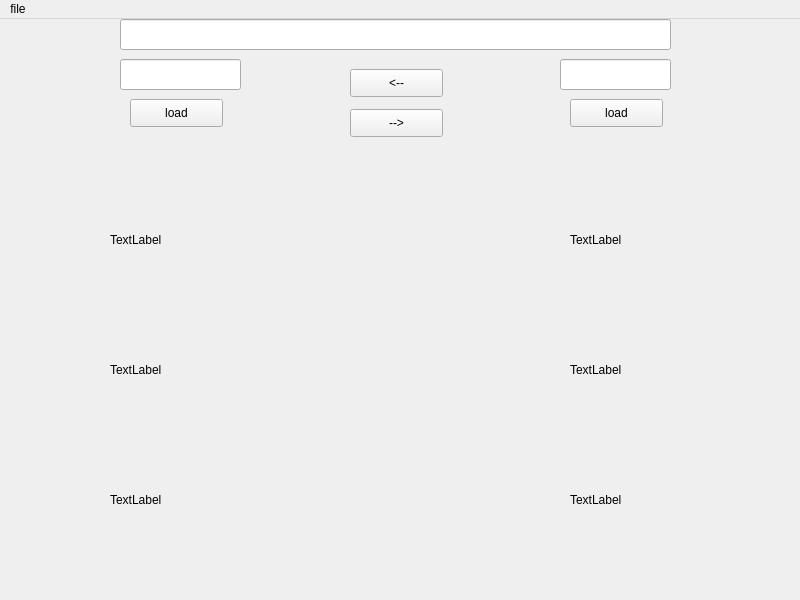
The window that GUI/cluster_v1/mainwindow.ui (834441353/pythonProject) describes before a commit, drawn with Qt 5.
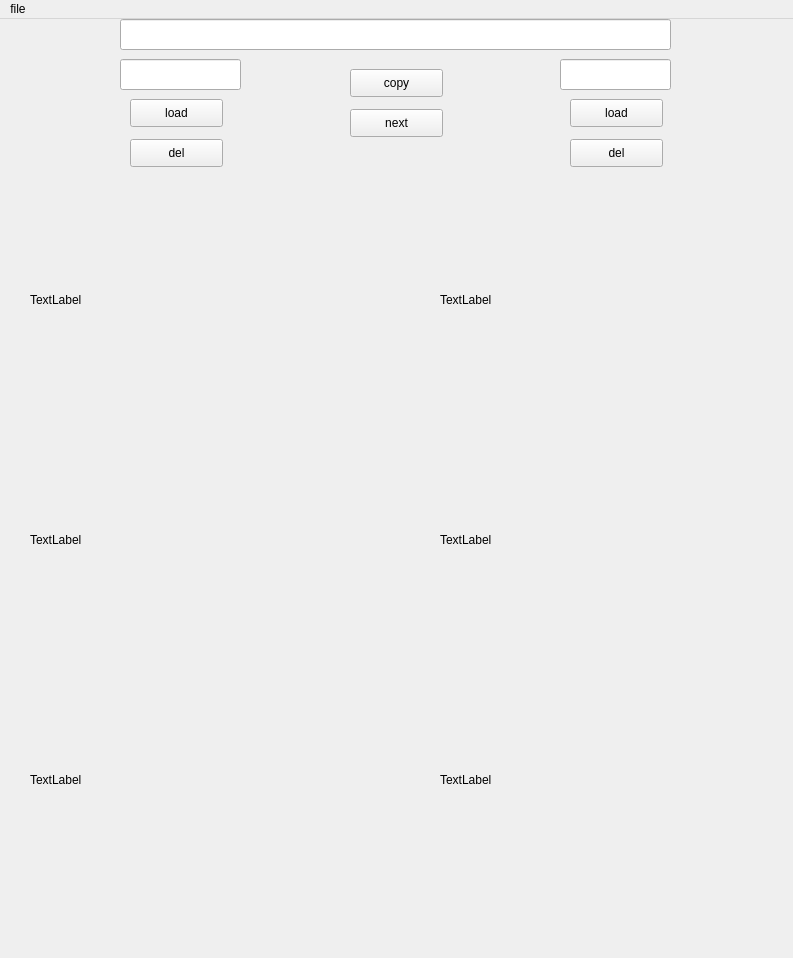
The same window after the commit.

What changed in the file:
```diff
--- a/GUI/cluster_v1/mainwindow.ui
+++ b/GUI/cluster_v1/mainwindow.ui
@@ -6,8 +6,8 @@
    <rect>
     <x>0</x>
     <y>0</y>
-    <width>800</width>
-    <height>600</height>
+    <width>793</width>
+    <height>958</height>
    </rect>
   </property>
   <property name="windowTitle">
@@ -70,7 +70,7 @@
      </rect>
     </property>
     <property name="text">
-     <string>&lt;--</string>
+     <string>copy</string>
     </property>
    </widget>
    <widget class="QPushButton" name="cptoright">
@@ -83,29 +83,65 @@
      </rect>
     </property>
     <property name="text">
-     <string>--&gt;</string>
+     <string>next</string>
     </property>
    </widget>
    <widget class="QLabel" name="pic1_1">
     <property name="geometry">
      <rect>
-      <x>110</x>
+      <x>30</x>
       <y>160</y>
-      <width>161</width>
-      <height>121</height>
+      <width>321</width>
+      <height>241</height>
      </rect>
     </property>
     <property name="text">
      <string>TextLabel</string>
     </property>
    </widget>
+   <widget class="QLineEdit" name="pathtext">
+    <property name="geometry">
+     <rect>
+      <x>120</x>
+      <y>0</y>
+      <width>551</width>
+      <height>31</height>
+     </rect>
+    </property>
+   </widget>
+   <widget class="QPushButton" name="pushButton">
+    <property name="geometry">
+     <rect>
+      <x>130</x>
+      <y>120</y>
+      <width>93</width>
+      <height>28</height>
+     </rect>
+    </property>
+    <property name="text">
+     <string>del</string>
+    </property>
+   </widget>
+   <widget class="QPushButton" name="pushButton_2">
+    <property name="geometry">
+     <rect>
+      <x>570</x>
+      <y>120</y>
+      <width>93</width>
+      <height>28</height>
+     </rect>
+    </property>
+    <property name="text">
+     <string>del</string>
+    </property>
+   </widget>
    <widget class="QLabel" name="pic1_2">
     <property name="geometry">
      <rect>
-      <x>110</x>
-      <y>290</y>
-      <width>161</width>
-      <height>121</height>
+      <x>30</x>
+      <y>400</y>
+      <width>321</width>
+      <height>241</height>
      </rect>
     </property>
     <property name="text">
@@ -115,10 +151,23 @@
    <widget class="QLabel" name="pic1_3">
     <property name="geometry">
      <rect>
-      <x>110</x>
-      <y>420</y>
-      <width>161</width>
-      <height>121</height>
+      <x>30</x>
+      <y>640</y>
+      <width>321</width>
+      <height>241</height>
+     </rect>
+    </property>
+    <property name="text">
+     <string>TextLabel</string>
+    </property>
+   </widget>
+   <widget class="QLabel" name="pic2_1">
+    <property name="geometry">
+     <rect>
+      <x>440</x>
+      <y>160</y>
+      <width>321</width>
+      <height>241</height>
      </rect>
     </property>
     <property name="text">
@@ -128,10 +177,10 @@
    <widget class="QLabel" name="pic2_3">
     <property name="geometry">
      <rect>
-      <x>570</x>
-      <y>420</y>
-      <width>161</width>
-      <height>121</height>
+      <x>440</x>
+      <y>640</y>
+      <width>321</width>
+      <height>241</height>
      </rect>
     </property>
     <property name="text">
@@ -141,46 +190,23 @@
    <widget class="QLabel" name="pic2_2">
     <property name="geometry">
      <rect>
-      <x>570</x>
-      <y>290</y>
-      <width>161</width>
-      <height>121</height>
+      <x>440</x>
+      <y>400</y>
+      <width>321</width>
+      <height>241</height>
      </rect>
     </property>
     <property name="text">
      <string>TextLabel</string>
     </property>
    </widget>
-   <widget class="QLabel" name="pic2_1">
-    <property name="geometry">
-     <rect>
-      <x>570</x>
-      <y>160</y>
-      <width>161</width>
-      <height>121</height>
-     </rect>
-    </property>
-    <property name="text">
-     <string>TextLabel</string>
-    </property>
-   </widget>
-   <widget class="QLineEdit" name="pathtext">
-    <property name="geometry">
-     <rect>
-      <x>120</x>
-      <y>0</y>
-      <width>551</width>
-      <height>31</height>
-     </rect>
-    </property>
-   </widget>
   </widget>
   <widget class="QMenuBar" name="menubar">
    <property name="geometry">
     <rect>
      <x>0</x>
      <y>0</y>
-     <width>800</width>
+     <width>793</width>
      <height>26</height>
     </rect>
    </property>
```
Left out of the diff: 111 changed lines with no effect on the pictures.
